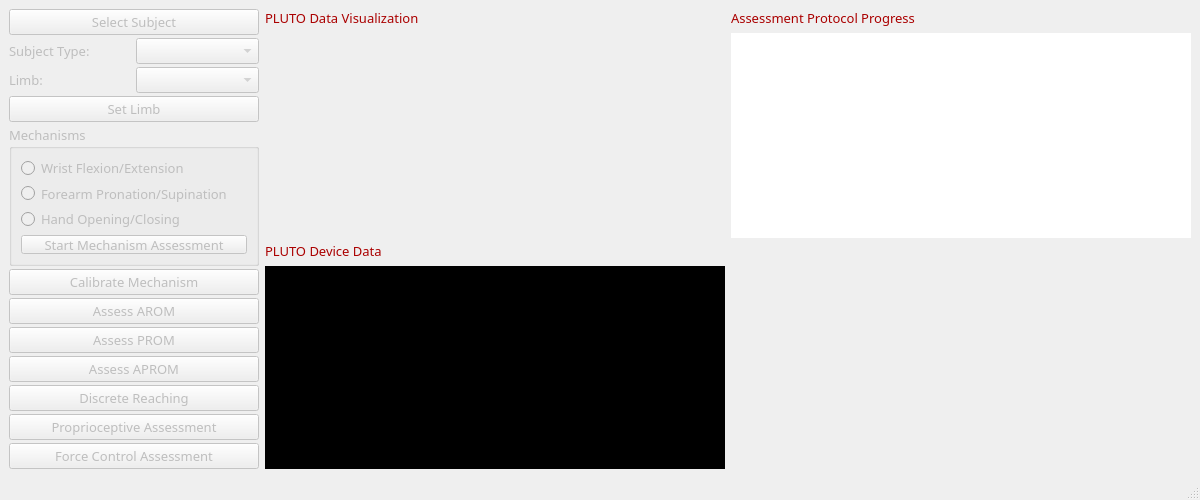
Above: ui/plutofullassessment.ui from siva82kb/pluto-assessment before the change. Below: the same form after it.
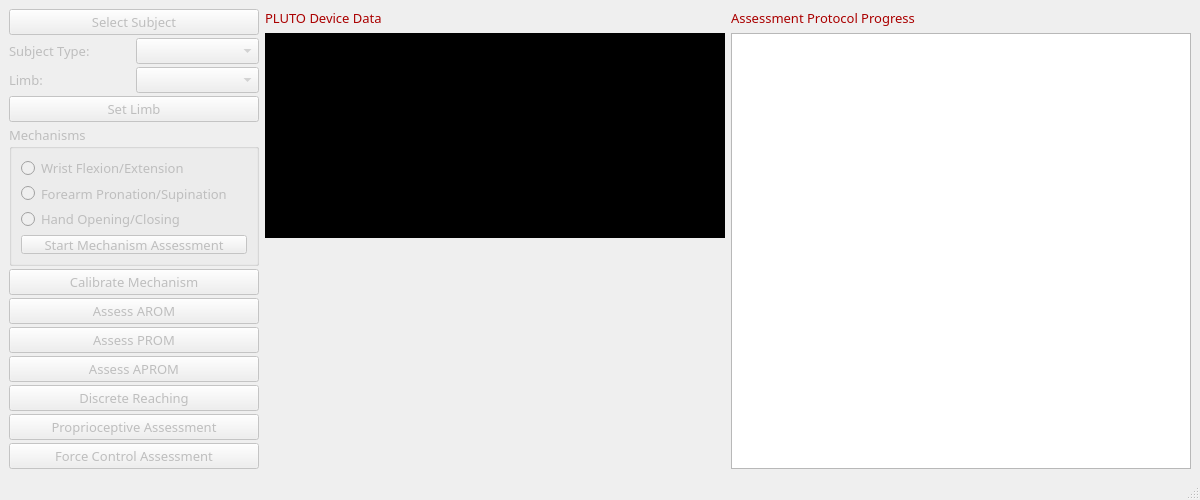
That is the form after the change.

What changed in the file:
```diff
--- a/ui/plutofullassessment.ui
+++ b/ui/plutofullassessment.ui
@@ -346,32 +346,6 @@
       </item>
       <item>
        <layout class="QVBoxLayout" name="verticalLayout_2">
-        <item>
-         <widget class="QLabel" name="label_5">
-          <property name="font">
-           <font>
-            <family>Bahnschrift Light</family>
-            <pointsize>10</pointsize>
-           </font>
-          </property>
-          <property name="styleSheet">
-           <string notr="true">color: rgb(170, 0, 0);</string>
-          </property>
-          <property name="text">
-           <string>PLUTO Data Visualization</string>
-          </property>
-         </widget>
-        </item>
-        <item>
-         <widget class="QGraphicsView" name="gvPlutoVis">
-          <property name="enabled">
-           <bool>false</bool>
-          </property>
-          <property name="styleSheet">
-           <string notr="true">border: none;</string>
-          </property>
-         </widget>
-        </item>
         <item>
          <widget class="QLabel" name="label_4">
           <property name="font">
@@ -404,36 +378,6 @@
           </property>
          </widget>
         </item>
-       </layout>
-      </item>
-      <item>
-       <layout class="QVBoxLayout" name="verticalLayout_5">
-        <item>
-         <widget class="QLabel" name="label_3">
-          <property name="styleSheet">
-           <string notr="true">color: rgb(170, 0, 0);</string>
-          </property>
-          <property name="text">
-           <string>Assessment Protocol Progress</string>
-          </property>
-         </widget>
-        </item>
-        <item>
-         <widget class="QTextEdit" name="textProtocolProgress">
-          <property name="enabled">
-           <bool>false</bool>
-          </property>
-          <property name="styleSheet">
-           <string notr="true">background-color: white;
-color: rgb(0, 0, 0);
-font: 10pt &quot;Cascadia Mono&quot;;
-border: none;</string>
-          </property>
-          <property name="readOnly">
-           <bool>true</bool>
-          </property>
-         </widget>
-        </item>
         <item>
          <widget class="QLabel" name="lblSessionInfo">
           <property name="font">
@@ -475,6 +419,23 @@
         </item>
        </layout>
       </item>
+      <item>
+       <layout class="QVBoxLayout" name="verticalLayout_5">
+        <item>
+         <widget class="QLabel" name="label_3">
+          <property name="styleSheet">
+           <string notr="true">color: rgb(170, 0, 0);</string>
+          </property>
+          <property name="text">
+           <string>Assessment Protocol Progress</string>
+          </property>
+         </widget>
+        </item>
+        <item>
+         <widget class="QTableView" name="tableProtocolProgress"/>
+        </item>
+       </layout>
+      </item>
      </layout>
     </item>
    </layout>
```
